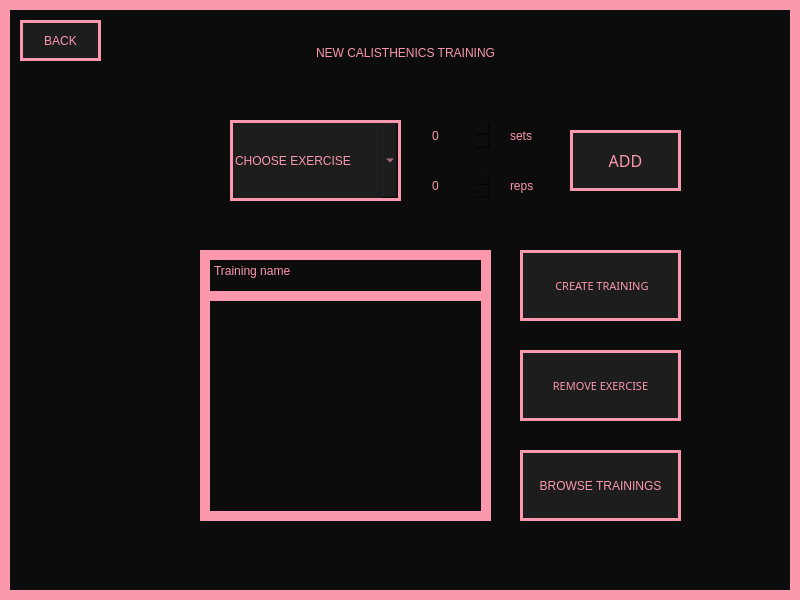
Qt form View/NewCalisthenicsTraining.ui (Hanna-J-K/fitnessapp) before a commit.
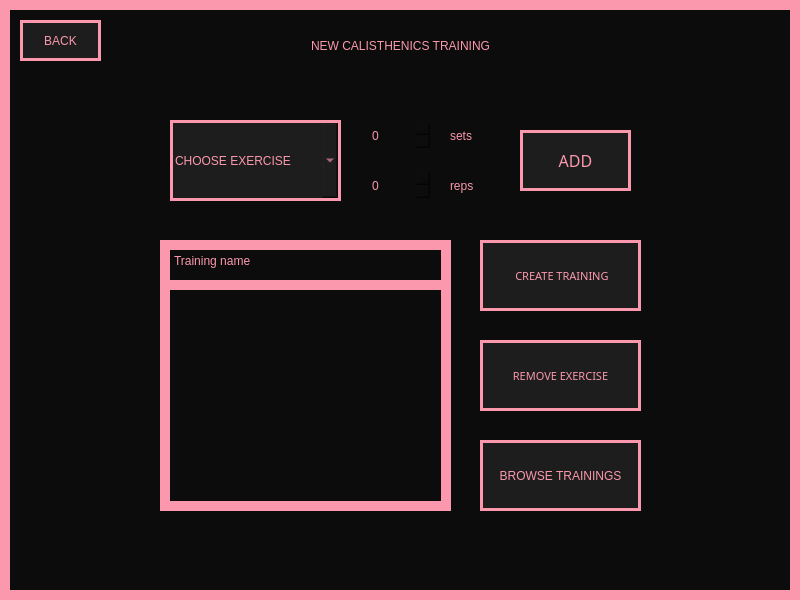
The same form after that commit.

```diff
--- a/View/NewCalisthenicsTraining.ui
+++ b/View/NewCalisthenicsTraining.ui
@@ -21,10 +21,10 @@
    <widget class="QPushButton" name="choose_type_btn">
     <property name="geometry">
      <rect>
-      <x>110</x>
+      <x>160</x>
       <y>30</y>
-      <width>591</width>
-      <height>45</height>
+      <width>481</width>
+      <height>31</height>
      </rect>
     </property>
     <property name="cursor">
@@ -41,7 +41,7 @@
    <widget class="QComboBox" name="exercise_combo">
     <property name="geometry">
      <rect>
-      <x>230</x>
+      <x>170</x>
       <y>120</y>
       <width>171</width>
       <height>81</height>
@@ -78,7 +78,7 @@
    <widget class="QPushButton" name="add_btn">
     <property name="geometry">
      <rect>
-      <x>570</x>
+      <x>520</x>
       <y>130</y>
       <width>111</width>
       <height>61</height>
@@ -107,7 +107,7 @@
    <widget class="QSpinBox" name="set_spin">
     <property name="geometry">
      <rect>
-      <x>430</x>
+      <x>370</x>
       <y>120</y>
       <width>61</width>
       <height>31</height>
@@ -122,7 +122,7 @@
    <widget class="QSpinBox" name="rep_spin">
     <property name="geometry">
      <rect>
-      <x>430</x>
+      <x>370</x>
       <y>170</y>
       <width>61</width>
       <height>31</height>
@@ -137,7 +137,7 @@
    <widget class="QPushButton" name="sets_btn">
     <property name="geometry">
      <rect>
-      <x>510</x>
+      <x>450</x>
       <y>120</y>
       <width>41</width>
       <height>31</height>
@@ -159,7 +159,7 @@
    <widget class="QPushButton" name="reps_btn">
     <property name="geometry">
      <rect>
-      <x>510</x>
+      <x>450</x>
       <y>170</y>
       <width>41</width>
       <height>31</height>
@@ -198,40 +198,11 @@
      <string>BACK</string>
     </property>
    </widget>
-   <widget class="QPushButton" name="create_training_btn">
-    <property name="geometry">
-     <rect>
-      <x>520</x>
-      <y>250</y>
-      <width>161</width>
-      <height>71</height>
-     </rect>
-    </property>
-    <property name="font">
-     <font>
-      <family>PRIMETIME</family>
-      <pointsize>8</pointsize>
-      <weight>50</weight>
-      <italic>false</italic>
-      <bold>false</bold>
-     </font>
-    </property>
-    <property name="cursor">
-     <cursorShape>PointingHandCursor</cursorShape>
-    </property>
-    <property name="styleSheet">
-     <string notr="true">background-color: #1D1D1D;border: 3px solid #FB98AD;
-font: 8pt &quot;PRIMETIME&quot;;</string>
-    </property>
-    <property name="text">
-     <string> CREATE TRAINING</string>
-    </property>
-   </widget>
    <widget class="QPushButton" name="remove_training_btn">
     <property name="geometry">
      <rect>
-      <x>520</x>
-      <y>350</y>
+      <x>480</x>
+      <y>340</y>
       <width>161</width>
       <height>71</height>
      </rect>
@@ -256,39 +227,37 @@
      <string>REMOVE EXERCISE</string>
     </property>
    </widget>
-   <widget class="QListWidget" name="training_list">
-    <property name="geometry">
-     <rect>
-      <x>200</x>
-      <y>280</y>
-      <width>291</width>
-      <height>241</height>
-     </rect>
-    </property>
-   </widget>
    <widget class="QPlainTextEdit" name="training_name">
     <property name="geometry">
      <rect>
-      <x>200</x>
-      <y>250</y>
+      <x>160</x>
+      <y>240</y>
       <width>291</width>
       <height>51</height>
      </rect>
     </property>
     <property name="styleSheet">
-     <string notr="true">border: 10px solid #FB98AD;
-font: 12pt &quot;MS Shell Dlg 2&quot;;
-</string>
+     <string notr="true">font: 12pt &quot;PRIMETIME&quot;;</string>
     </property>
     <property name="plainText">
      <string>Training name</string>
     </property>
    </widget>
+   <widget class="QListWidget" name="training_list">
+    <property name="geometry">
+     <rect>
+      <x>160</x>
+      <y>280</y>
+      <width>291</width>
+      <height>231</height>
+     </rect>
+    </property>
+   </widget>
    <widget class="QPushButton" name="browse_btn">
     <property name="geometry">
      <rect>
-      <x>520</x>
-      <y>450</y>
+      <x>480</x>
+      <y>440</y>
       <width>161</width>
       <height>71</height>
      </rect>
@@ -304,6 +273,35 @@
      <string>BROWSE TRAININGS</string>
     </property>
    </widget>
+   <widget class="QPushButton" name="create_training_btn">
+    <property name="geometry">
+     <rect>
+      <x>480</x>
+      <y>240</y>
+      <width>161</width>
+      <height>71</height>
+     </rect>
+    </property>
+    <property name="font">
+     <font>
+      <family>PRIMETIME</family>
+      <pointsize>8</pointsize>
+      <weight>50</weight>
+      <italic>false</italic>
+      <bold>false</bold>
+     </font>
+    </property>
+    <property name="cursor">
+     <cursorShape>PointingHandCursor</cursorShape>
+    </property>
+    <property name="styleSheet">
+     <string notr="true">background-color: #1D1D1D;border: 3px solid #FB98AD;
+font: 8pt &quot;PRIMETIME&quot;;</string>
+    </property>
+    <property name="text">
+     <string> CREATE TRAINING</string>
+    </property>
+   </widget>
   </widget>
  </widget>
  <resources/>
```
